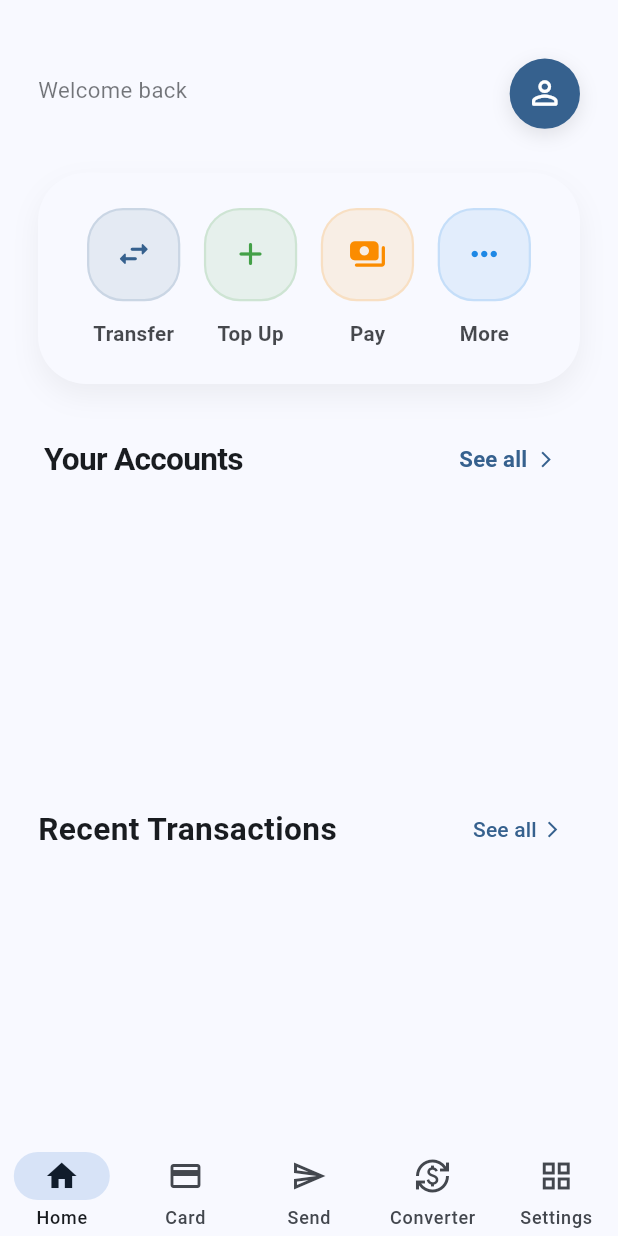
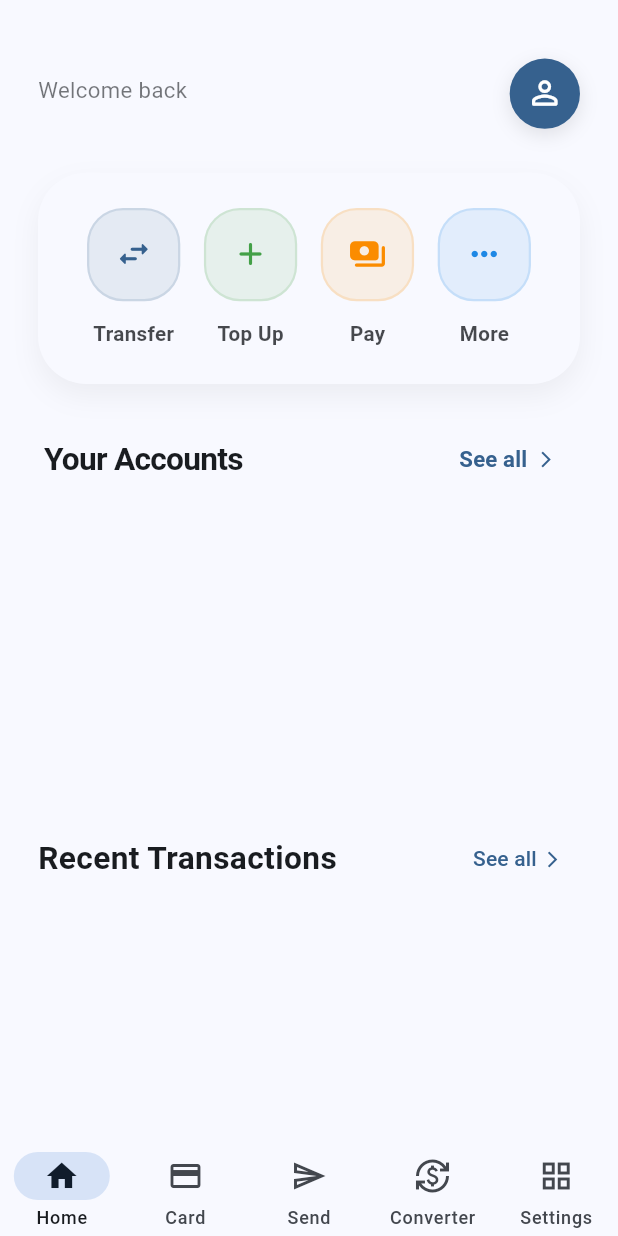
Before and after one commit to net-cyber/wiser, a Flutter app: the HomePage screen opened by its route, on a phone screen of 412 x 824 dp. Run offline on Flutter 3.47's test engine with Material 3 defaults, Android fonts, the phone set to English and light mode, and no system bars; our stand-ins replace connectivity_plus, dartz, dio, flash, flutter_native_splash, flutter_riverpod and 8 more; missing offline and left inert: country_flags; accounts and stored records are empty; network calls fail.

Commit message:
render fix

```diff
--- a/lib/src/presentation/pages/main/home/home_page.dart
+++ b/lib/src/presentation/pages/main/home/home_page.dart
@@ -289,7 +289,7 @@ class _HomePageState extends ConsumerState<HomePage> with SingleTickerProviderSt
         ),
         20.verticalSpace,
         SizedBox(
-          height: 160.h,
+          height: 180.h,
           child: ListView.builder(
             scrollDirection: Axis.horizontal,
             physics: const BouncingScrollPhysics(),
```
